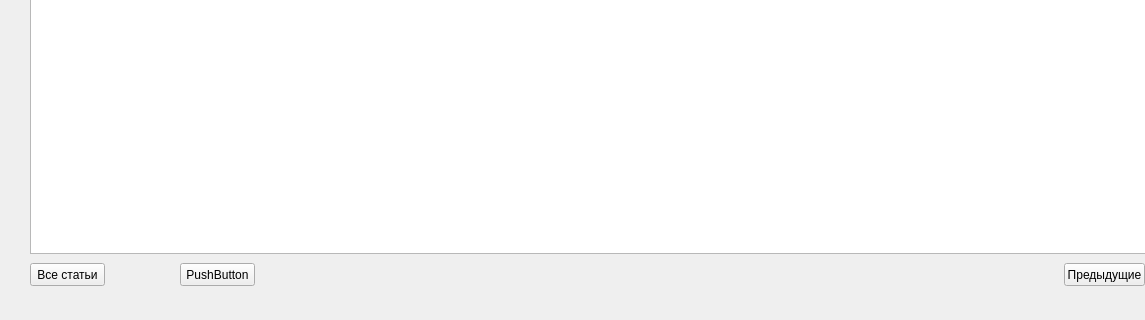
Old version of the form OmGTU.ui in the repository Tek4to/pythonPyQT; both pictures show x 0 to 1145 and y 466 to 786 of the 1502 by 786 pixel window.
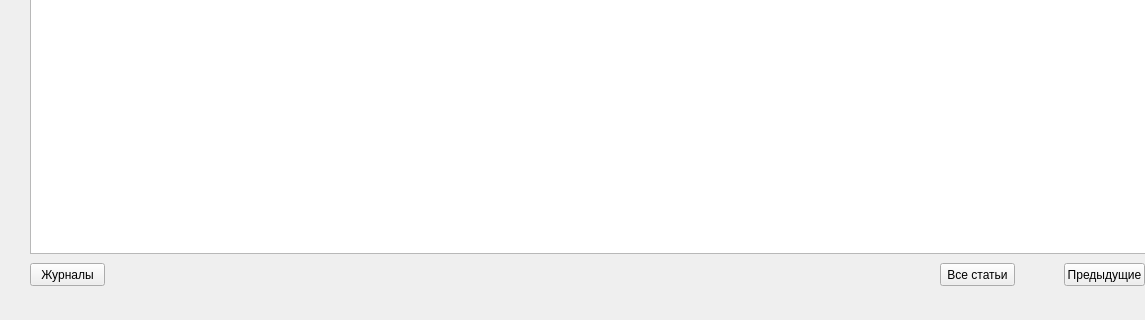
New version of the form.

Patch:
```diff
--- a/OmGTU.ui
+++ b/OmGTU.ui
@@ -172,7 +172,7 @@
    <widget class="QPushButton" name="all_articles">
     <property name="geometry">
      <rect>
-      <x>30</x>
+      <x>940</x>
       <y>710</y>
       <width>75</width>
       <height>23</height>
@@ -185,14 +185,14 @@
    <widget class="QPushButton" name="pushButton_2">
     <property name="geometry">
      <rect>
-      <x>180</x>
+      <x>30</x>
       <y>710</y>
       <width>75</width>
       <height>23</height>
      </rect>
     </property>
     <property name="text">
-     <string>PushButton</string>
+     <string>Журналы</string>
     </property>
    </widget>
   </widget>
```
